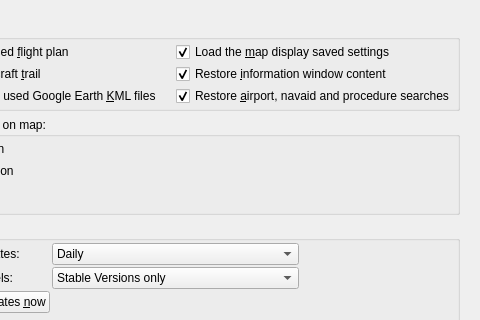
albar965/littlenavmap, file src/options/options.ui: the form before one commit; both pictures show x 305 to 785 and y 0 to 320 of the 785 by 565 pixel window.
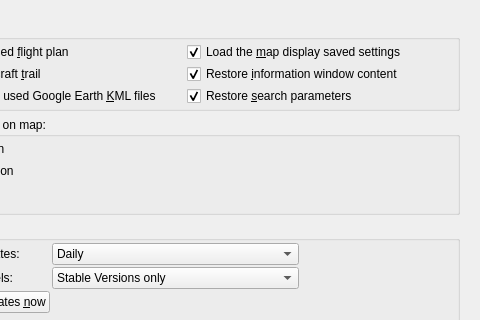
The form after the commit.

Commit message: Fixed crashes after dropping large numbers of flight plans into main window.

```diff
--- a/src/options/options.ui
+++ b/src/options/options.ui
@@ -318,7 +318,7 @@
               <string>Restore the search settings in airport, navaid and procedure search tabs</string>
              </property>
              <property name="text">
-              <string>Restore &amp;airport, navaid and procedure searches</string>
+              <string>Restore &amp;search parameters</string>
              </property>
              <property name="checked">
               <bool>true</bool>
```
Left out of the diff: 3 changed lines with no effect on the pictures. The commit also changes 1 other file.
